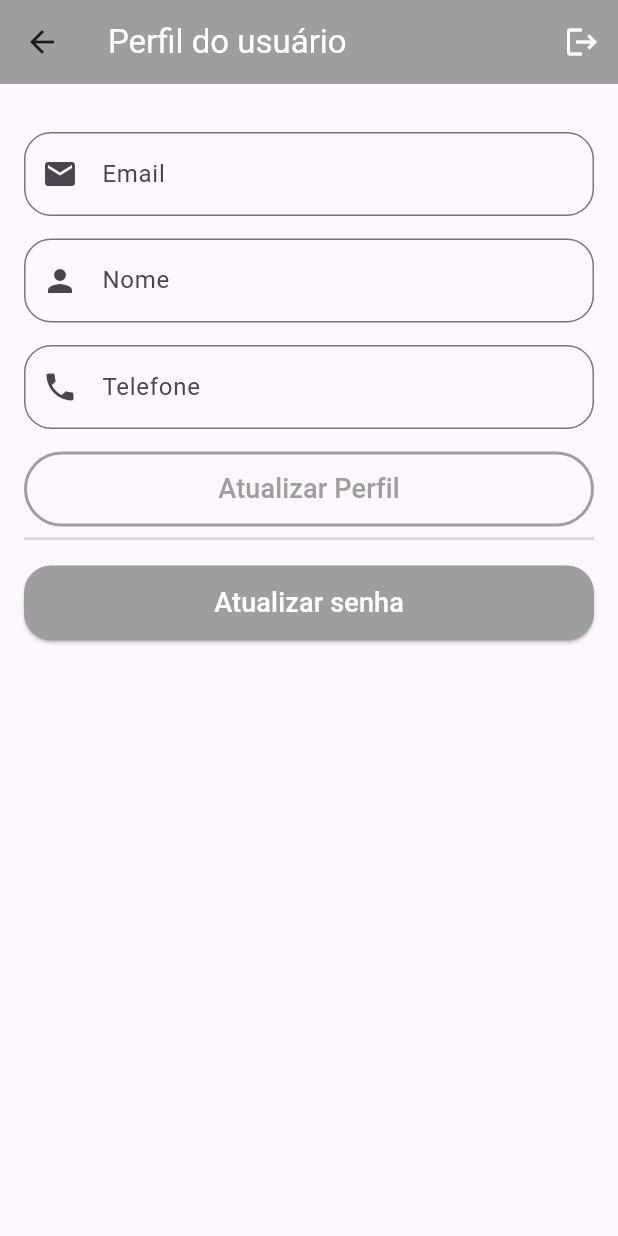
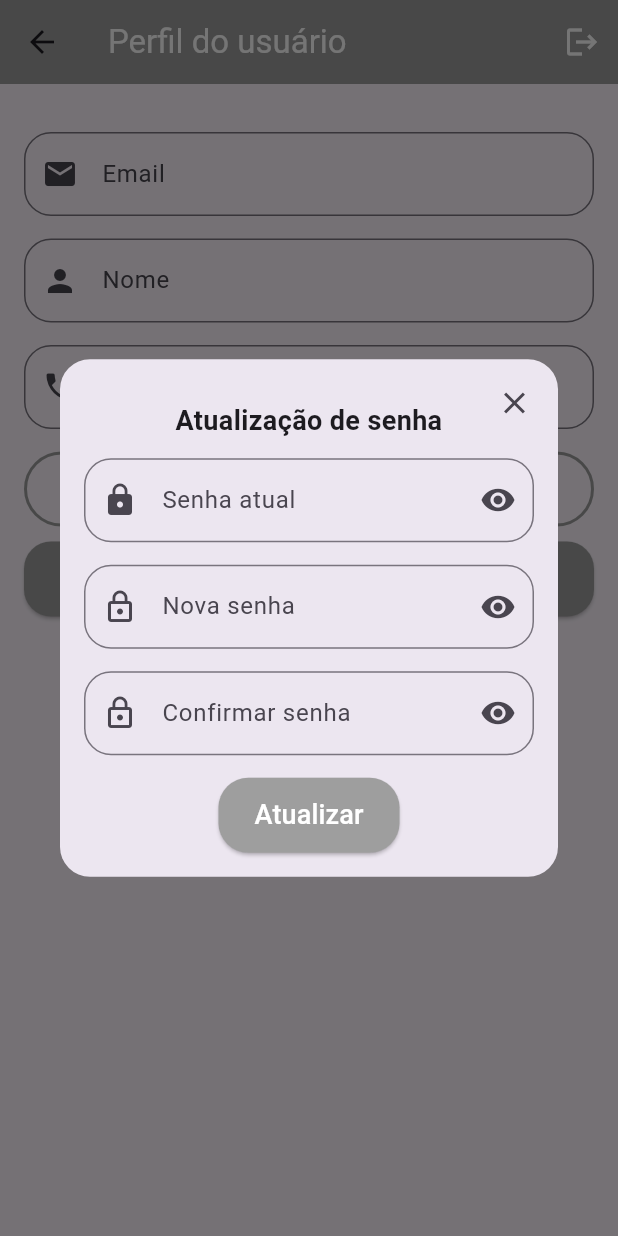
Before and after one commit to TalissonMelo/planorama-mobile, a Flutter app: the Profile screen opened directly, after a tap on "Atualizar senha", on a phone screen of 412 x 824 dp. Run offline on Flutter 3.47's test engine with Material 3 defaults, Android fonts, the phone set to English and light mode, and no system bars; our stand-ins replace mask_text_input_formatter.

```diff
--- a/lib/src/profile/profile.dart
+++ b/lib/src/profile/profile.dart
@@ -3,9 +3,14 @@ import 'package:liberbox_mobile/src/auth/sign_in_screen.dart';
 import 'package:liberbox_mobile/src/components/custom_text_field.dart';
 import 'package:mask_text_input_formatter/mask_text_input_formatter.dart';
 
-class Profile extends StatelessWidget {
+class Profile extends StatefulWidget {
   const Profile({super.key});
 
+  @override
+  State<Profile> createState() => _ProfileState();
+}
+
+class _ProfileState extends State<Profile> {
   @override
   Widget build(BuildContext context) {
     final phoneFormatter = MaskTextInputFormatter(
@@ -34,12 +39,12 @@ class Profile extends StatelessWidget {
         physics: const BouncingScrollPhysics(),
         padding: const EdgeInsets.fromLTRB(16, 32, 16, 16),
         children: [
-          CustomTextField(
+          const CustomTextField(
             icon: Icons.email,
             label: "Email",
             readOnly: true,
           ),
-          CustomTextField(icon: Icons.person, label: "Nome"),
+          const CustomTextField(icon: Icons.person, label: "Nome"),
           CustomTextField(
             icon: Icons.phone,
             label: "Telefone",
@@ -60,12 +65,7 @@ class Profile extends StatelessWidget {
                   style: TextStyle(color: Colors.grey, fontSize: 18),
                 )),
           ),
-          Padding(
-              padding: const EdgeInsets.only(bottom: 10),
-              child: Divider(
-                color: Colors.grey.withAlpha(90),
-                thickness: 2,
-              )),
+          const Padding(padding: EdgeInsets.only(bottom: 10)),
           SizedBox(
             height: 50,
             child: ElevatedButton(
@@ -73,7 +73,9 @@ class Profile extends StatelessWidget {
                     backgroundColor: Colors.grey,
                     shape: RoundedRectangleBorder(
                         borderRadius: BorderRadius.circular(18))),
-                onPressed: () {},
+                onPressed: () {
+                  updatePassword();
+                },
                 child: const Text('Atualizar senha',
                     style: TextStyle(fontSize: 18, color: Colors.white))),
           )
@@ -81,4 +83,74 @@ class Profile extends StatelessWidget {
       ),
     );
   }
+
+  Future<bool?> updatePassword() {
+    return showDialog(
+        context: context,
+        builder: (context) {
+          return Dialog(
+            shape: RoundedRectangleBorder(
+              borderRadius: BorderRadius.circular(20),
+            ),
+            child: Stack(
+              children: [
+                Padding(
+                  padding: const EdgeInsets.all(16),
+                  child: Column(
+                    mainAxisSize: MainAxisSize.min,
+                    children: [
+                      const Padding(
+                        padding: EdgeInsets.symmetric(vertical: 12),
+                        child: Text(
+                          'Atualização de senha',
+                          textAlign: TextAlign.center,
+                          style: TextStyle(
+                              fontSize: 18, fontWeight: FontWeight.bold),
+                        ),
+                      ),
+                      const CustomTextField(
+                        icon: Icons.lock,
+                        label: 'Senha atual',
+                        isSecret: true,
+                      ),
+                      const CustomTextField(
+                        icon: Icons.lock_outline,
+                        label: 'Nova senha',
+                        isSecret: true,
+                      ),
+                      const CustomTextField(
+                        icon: Icons.lock_outline,
+                        label: 'Confirmar senha',
+                        isSecret: true,
+                      ),
+                      SizedBox(
+                        height: 50,
+                        child: ElevatedButton(
+                            style: ElevatedButton.styleFrom(
+                                backgroundColor: Colors.grey,
+                                shape: RoundedRectangleBorder(
+                                    borderRadius: BorderRadius.circular(20))),
+                            onPressed: () {},
+                            child: const Text('Atualizar',
+                                style: TextStyle(
+                                    fontSize: 18, color: Colors.white))),
+                      )
+                    ],
+                  ),
+                ),
+                Positioned(
+                  top: 5,
+                  right: 5,
+                  child: IconButton(
+                    onPressed: () {
+                      Navigator.of(context).pop();
+                    },
+                    icon: const Icon(Icons.close),
+                  ),
+                ),
+              ],
+            ),
+          );
+        });
+  }
 }
```
